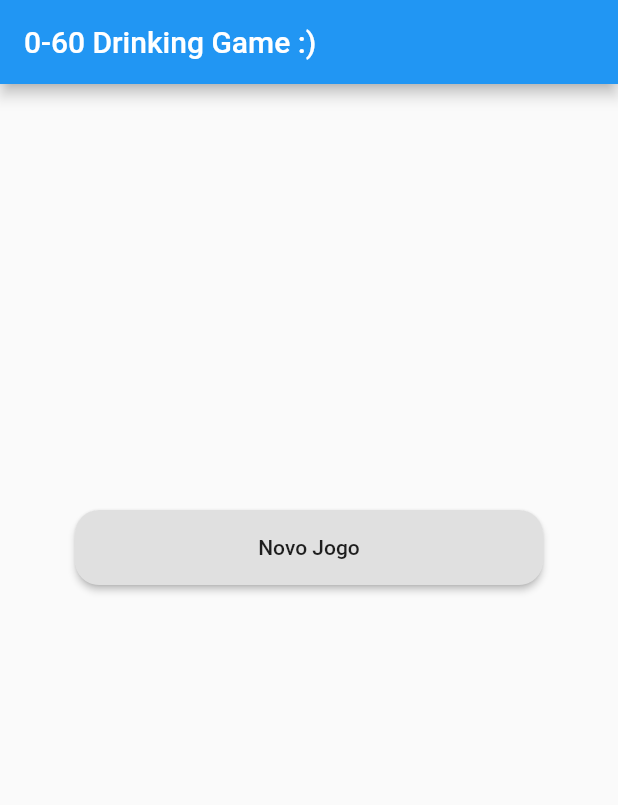
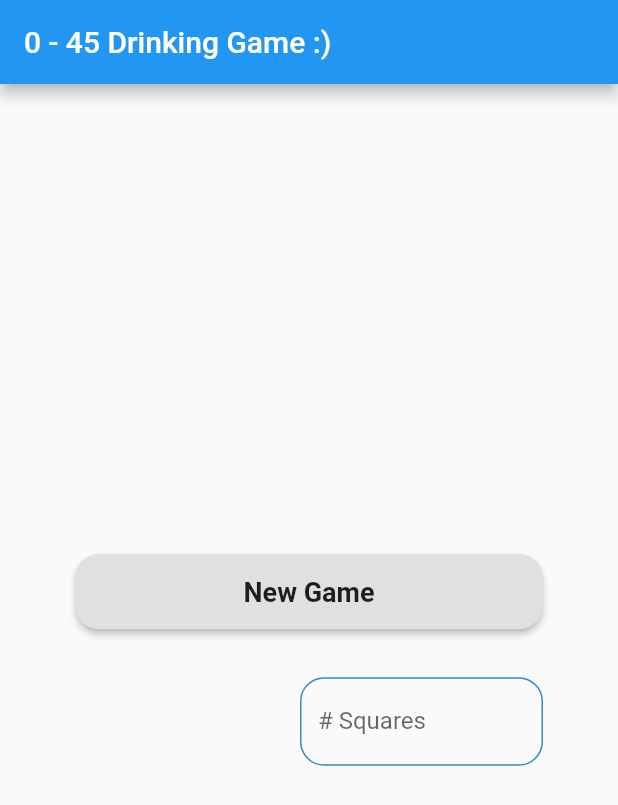
Before and after one commit to Romanoferr/0-60_drinking_game, a Flutter app: the screen it shows after launch, on a phone screen of 412 x 824 dp. Shown: the top 805 px of the screen. Run offline on Flutter 3.47's test engine with Material 2 defaults, Android fonts, the phone set to English and light mode, and no system bars; our stand-ins replace flutter_phoenix, rflutter_alert.

Commit message:
MycustomForm class created
customform class created for text input

```diff
--- /dev/null
+++ b/lib/controller/textform.dart
@@ -0,0 +1,50 @@
+import 'package:flutter/cupertino.dart';
+import 'package:flutter/material.dart';
+
+class MyCustomForm extends StatefulWidget {
+  @override
+  _MyCustomFormState createState() => _MyCustomFormState();
+}
+
+class _MyCustomFormState extends State<MyCustomForm> {
+  final myController = TextEditingController();
+
+  @override
+  void dispose() {
+    myController.dispose();
+    super.dispose();
+  }
+
+  @override
+  Widget build(BuildContext context) {
+    return Padding(
+        padding: const EdgeInsets.only(left: 150, right: 0),
+        child: Column(
+          mainAxisAlignment: MainAxisAlignment.center,
+          crossAxisAlignment: CrossAxisAlignment.stretch,
+          children: [
+            TextField(
+              textAlign: TextAlign.center,
+              controller: myController,
+              decoration: InputDecoration(
+                focusedBorder: OutlineInputBorder(
+                  borderSide: BorderSide(color: Colors.green),
+                  borderRadius: BorderRadius.all(
+                    Radius.circular(16.0),
+                  ),
+                ),
+                labelText: "# Squares",
+                enabledBorder: OutlineInputBorder(
+                  borderRadius: BorderRadius.all(
+                    Radius.circular(16.0),
+                  ),
+                  borderSide: BorderSide(
+                    color: Color.fromRGBO(52, 138, 199, 1.0),
+                  ),
+                ),
+              ),
+            ),
+          ],
+        ));
+  }
+}
--- a/lib/game/gamemain.dart
+++ b/lib/game/gamemain.dart
@@ -6,11 +6,11 @@ import 'package:vira_copo_drinking_game/game/grid.dart';
 class Game extends StatelessWidget {
   @override
   Widget build(BuildContext context) {
-    var boxq = 45;
+    final int boxQuantity = 45;
     return Scaffold(
       backgroundColor: Color.fromRGBO(209, 157, 239, 1.0),
       appBar: AppBar(
-        title: Text("0 - $boxq drink  v0.1   by Romano"),
+        title: Text("0 - $boxQuantity drink  v0.1   by Romano"),
         backgroundColor: Color.fromRGBO(52, 138, 199, 1.0),
         actions: [
           FlatButton(
@@ -27,7 +27,7 @@ class Game extends StatelessWidget {
       body: Center(
         child: new Grid(
           extent: 85,
-          boxQuantity: boxq,
+          boxQuantity: boxQuantity,
           spacing: 8,
         ),
       ),
--- a/lib/home/homebutton.dart
+++ b/lib/home/homebutton.dart
@@ -21,7 +21,11 @@ class HomeButton extends StatelessWidget {
     return SizedBox(
       height: heightOfset,
       child: RaisedButton(
-        child: Text(text),
+        child: Text(text,
+        style: TextStyle(
+          fontSize: 18,
+          fontWeight: FontWeight.w700,
+        ),),
         onPressed: onPressed,
         shape: RoundedRectangleBorder(
           borderRadius: BorderRadius.all(
--- a/lib/home/homepage.dart
+++ b/lib/home/homepage.dart
@@ -1,5 +1,6 @@
 import 'package:flutter/cupertino.dart';
 import 'package:flutter/material.dart';
+import 'package:vira_copo_drinking_game/controller/textform.dart';
 import 'package:vira_copo_drinking_game/game/gamemain.dart';
 import 'package:vira_copo_drinking_game/home/homebutton.dart';
 
@@ -21,12 +22,13 @@ class HomePage extends StatelessWidget {
         crossAxisAlignment: CrossAxisAlignment.stretch,
         children: [
           HomeButton(
-            text: "Novo Jogo",
+            text: "New Game",
             onPressed: _newGame,
             heightOfset: 50.0,
             borderRadius: 16.0,
           ),
-          SizedBox(height: 150.0),
+          SizedBox(height: 32.0),
+          MyCustomForm(),
         ],
       ),
     );
@@ -36,7 +38,7 @@ class HomePage extends StatelessWidget {
   Widget build(BuildContext context) {
     return Scaffold(
       appBar: AppBar(
-        title: Text("0-60 Drinking Game :)"),
+        title: Text("0 - 45 Drinking Game :)"),
       ),
       body: _contentInHome(),
     );
--- a/lib/main.dart
+++ b/lib/main.dart
@@ -10,7 +10,7 @@ class MyApp extends StatelessWidget {
   @override
   Widget build(BuildContext context) {
     return MaterialApp(
-      title: "0 - 60 Drinking Game",
+      title: "0 - 45 Drinking Game",
       home: ControlPage(),
     );
   }
```
